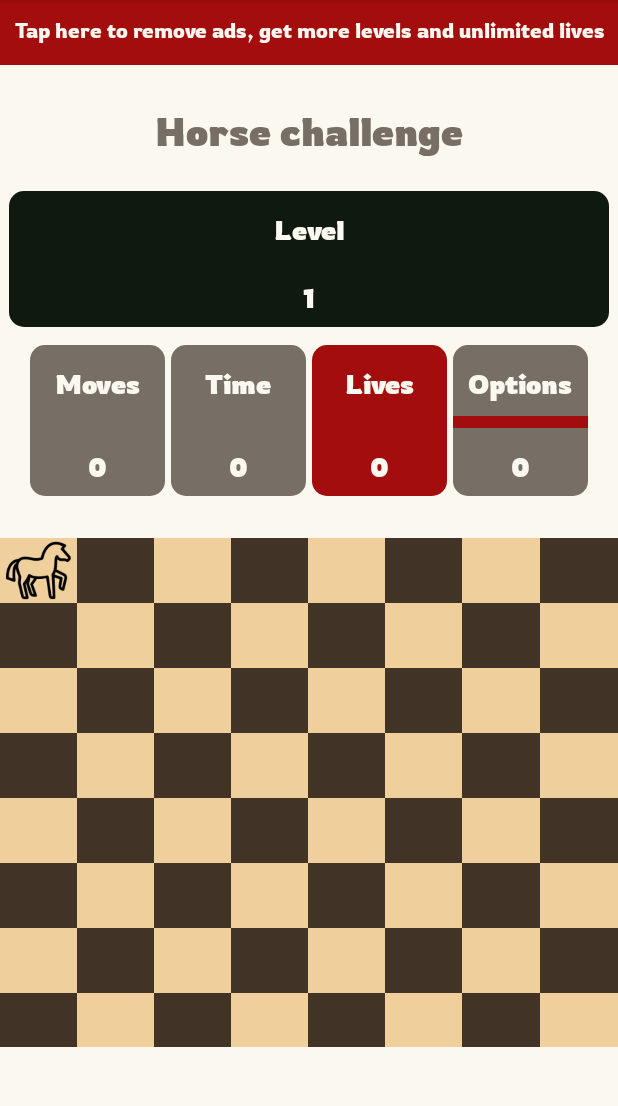
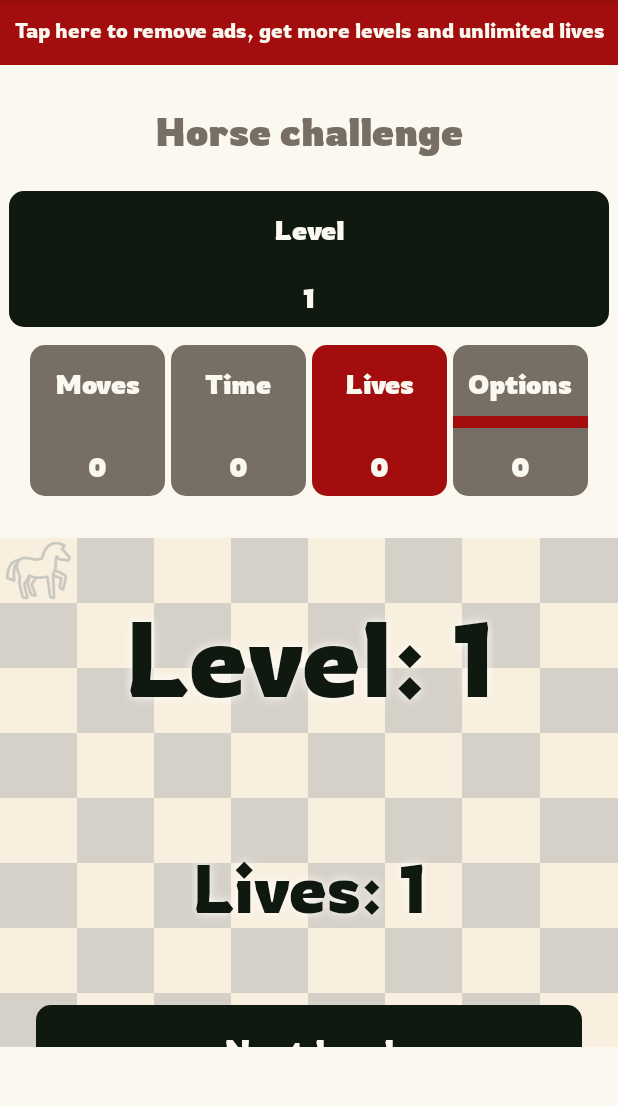
Before and after one commit to martinchoC/HorseGame, an Android app: the screen it shows after launch (MainActivity), on a phone screen of 412 x 824 dp, the part 84-1190 px from its top. Run offline under Robolectric (Android 15) with nearby library versions, the phone set to English and light mode, and no system bars.

Commit message:
Visual design - Finish screen

```diff
--- a/app/src/main/res/layout/activity_main.xml
+++ b/app/src/main/res/layout/activity_main.xml
@@ -871,13 +871,72 @@
 
 
                 </TableLayout>
-                <!--
+
                 <LinearLayout
-                    android:layout_width=""
-                    android:layout_height="">
+                    android:id="@+id/lyMessage"
+                    android:layout_width="match_parent"
+                    android:layout_height="wrap_content"
+                    android:layout_centerVertical="true"
+                    android:layout_marginTop="20dp"
+                    android:background="@color/message_bg"
+                    android:orientation="vertical"
+                    android:visibility="visible">
+
+                    <TextView
+                        android:id="@+id/tvIntroLevel"
+                        android:layout_width="wrap_content"
+                        android:layout_height="wrap_content"
+                        android:layout_gravity="center"
+                        android:layout_marginTop="30dp"
+                        android:fontFamily="@font/rowdies_regular"
+                        android:shadowColor="@color/white"
+                        android:shadowRadius="8"
+                        android:text="Level: 1"
+                        android:textColor="@color/app_color_dark"
+                        android:textSize="70sp" />
+
+                    <TextView
+                        android:id="@+id/tvIntroLives"
+                        android:layout_width="wrap_content"
+                        android:layout_height="wrap_content"
+                        android:layout_gravity="center"
+                        android:layout_marginTop="40dp"
+                        android:fontFamily="@font/rowdies_regular"
+                        android:shadowColor="@color/white"
+                        android:shadowRadius="8"
+                        android:text="Lives: 1"
+                        android:textColor="@color/app_color_dark"
+                        android:textSize="45sp" />
+
+                    <TextView
+                        android:id="@+id/tvAction"
+                        android:layout_width="match_parent"
+                        android:layout_height="40dp"
+                        android:layout_marginLeft="24dp"
+                        android:layout_marginTop="30dp"
+                        android:layout_marginRight="24dp"
+                        android:background="@drawable/bg_title_top"
+                        android:fontFamily="@font/rowdies_regular"
+                        android:onClick="launchAction"
+                        android:paddingTop="10dp"
+                        android:text="Next level"
+                        android:textAlignment="center"
+                        android:textColor="@color/app_color_light"
+                        android:textSize="24sp" />
+
+                    <ImageButton
+                        android:id="@+id/ibtShare"
+                        android:layout_width="match_parent"
+                        android:layout_height="40dp"
+                        android:layout_marginLeft="24dp"
+                        android:layout_marginRight="24dp"
+                        android:layout_marginBottom="40dp"
+                        android:background="@drawable/bg_title_bottom"
+                        android:onClick="launchShareGame"
+                        android:src="@drawable/ic_share" />
 
                 </LinearLayout>
-                -->
+
             </RelativeLayout>
             <TextView
                 android:id="@+id/tvInstructions"
```
